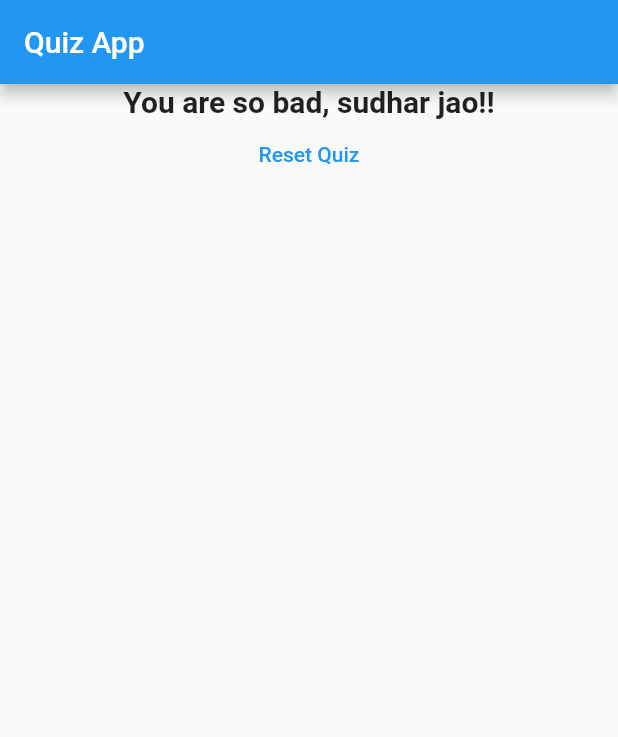
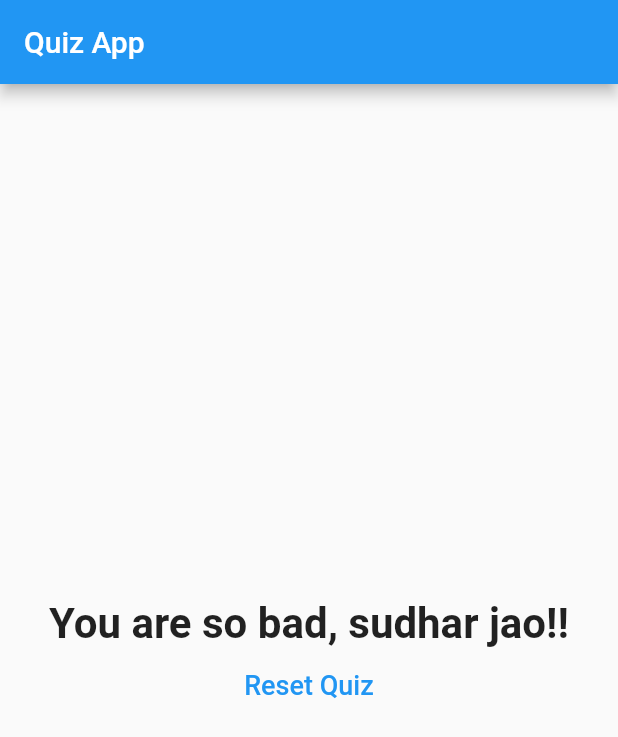
Before and after one commit to dev-pacific22/flutter_quiz_app, a Flutter app: the screen it shows after launch, after a tap on "Black", after a tap on "Snake", after a tap on "RDJ", on a phone screen of 412 x 824 dp. Shown: the top 737 px of the screen. Run offline on Flutter 3.47's test engine with Material 2 defaults, Android fonts, the phone set to English and light mode, and no system bars.

Commit message:
Added readme file and UI fixes on result screen.

```diff
--- a/lib/result.dart
+++ b/lib/result.dart
@@ -11,7 +11,7 @@ class Result extends StatelessWidget {
     } else if (totalScore <= 15) {
       resultText = 'You are good';
     } else if (totalScore <= 20) {
-      resultText = 'You are ...starnge';
+      resultText = 'You are starnge :\(';
     } else {
       resultText = 'You are so bad, sudhar jao!!';
     }
@@ -24,15 +24,21 @@ class Result extends StatelessWidget {
   Widget build(BuildContext context) {
     return Center(
       child: Column(
+        mainAxisAlignment: MainAxisAlignment.center,
         children: [
           Text(
             resultPhrase,
             style: TextStyle(
-              fontSize: 20,
+              fontSize: 28,
               fontWeight: FontWeight.bold,
             ),
           ),
-          TextButton(onPressed: resetQuiz, child: Text('Reset Quiz'))
+          TextButton(
+              onPressed: resetQuiz,
+              child: Text(
+                'Reset Quiz',
+                style: TextStyle(fontSize: 18),
+              ))
         ],
       ),
     );
```
Also changed, not shown: 4 other files.
